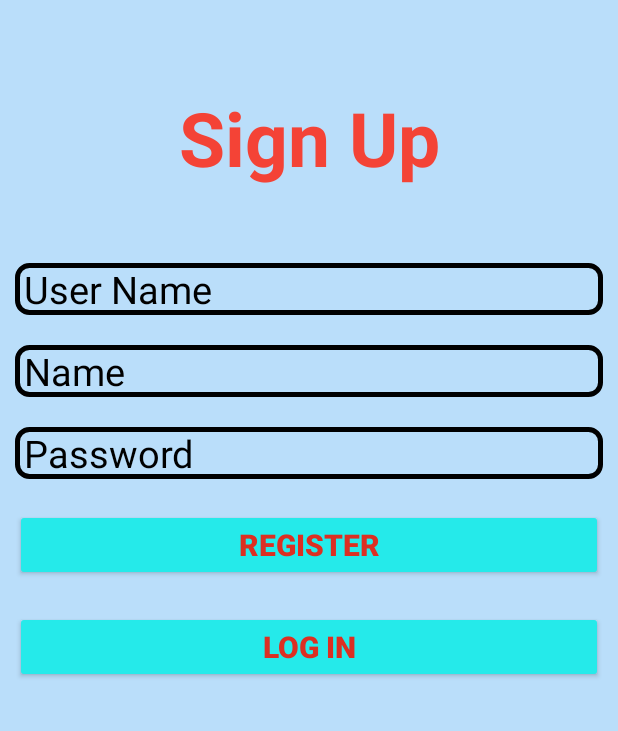
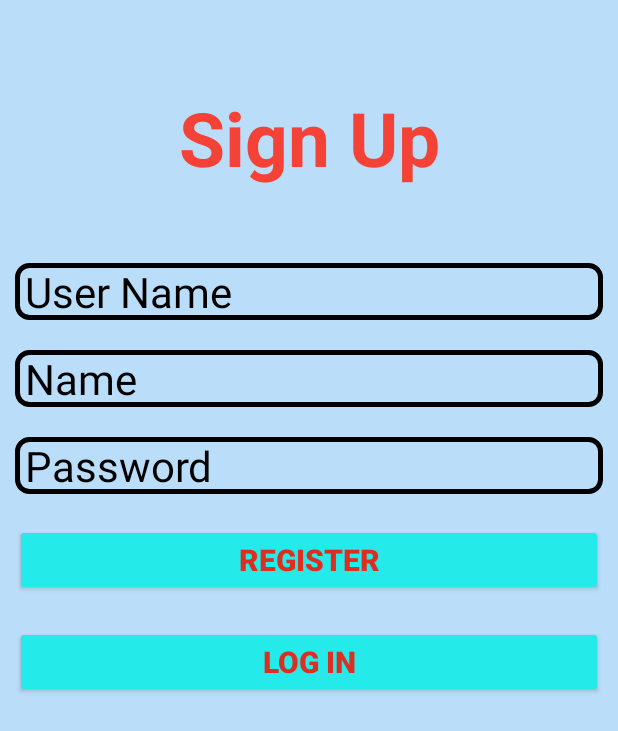
Before and after one commit to Kenobi101/Scheri, an Android app: the screen it shows after launch (SignupActivity), after a tap on "SIGN UP", on a phone screen of 412 x 824 dp. Shown: the top 731 px of the screen. Run offline under Robolectric (Android 15) with nearby library versions, the phone set to English and light mode, and no system bars.

Commit message:
Work on Login & Sign up view back and forth

```diff
--- a/Scheri/app/src/main/java/FinalCode/au/Scheri/LoginActivity.java
+++ b/Scheri/app/src/main/java/FinalCode/au/Scheri/LoginActivity.java
@@ -13,7 +13,7 @@ import FinalCode.au.Scheri.R;
 
 public class LoginActivity extends AppCompatActivity {
 
-    private Button button;
+    Button button;
     @Override
     protected void onCreate(@Nullable Bundle savedInstanceState) {
         super.onCreate(savedInstanceState);
--- a/Scheri/app/src/main/java/FinalCode/au/Scheri/SignupActivity.java
+++ b/Scheri/app/src/main/java/FinalCode/au/Scheri/SignupActivity.java
@@ -13,7 +13,7 @@ import androidx.appcompat.app.AppCompatActivity;
 import FinalCode.au.Scheri.R;
 
 public class SignupActivity extends AppCompatActivity {
-    private Button button;
+    Button button;
 
     @Override
     protected void onCreate(@Nullable Bundle savedInstanceState) {
@@ -30,7 +30,7 @@ public class SignupActivity extends AppCompatActivity {
     }
 
     public  void logInPage(){
-        Intent intent = new Intent(this, SignupActivity.class);
+        Intent intent = new Intent(this, LoginActivity.class);
         startActivity(intent);
     }
 }
--- a/Scheri/app/src/main/res/layout/activity_login.xml
+++ b/Scheri/app/src/main/res/layout/activity_login.xml
@@ -25,7 +25,7 @@
         android:layout_height="wrap_content"
         android:id= "@+id/username"
         android:hint=" Username"
-        android:textSize="25dp"
+        android:textSize="28dp"
         android:textColorHint="@color/black"
         android:background="@drawable/backgroundtext"></EditText>
 
@@ -35,7 +35,7 @@
     android:layout_marginTop="20dp"
     android:id= "@+id/password"
     android:hint=" Password"
-    android:textSize="25dp"
+    android:textSize="28dp"
     android:textColorHint="@color/black"
     android:background="@drawable/backgroundtext"></EditText>
 
--- a/Scheri/app/src/main/res/layout/activity_signup.xml
+++ b/Scheri/app/src/main/res/layout/activity_signup.xml
@@ -25,7 +25,7 @@
         android:layout_height="wrap_content"
         android:id= "@+id/userId"
         android:hint=" User Name"
-        android:textSize="25dp"
+        android:textSize="28dp"
         android:textColorHint="@color/black"
         android:background="@drawable/backgroundtext"></EditText>
 
@@ -35,7 +35,7 @@
         android:layout_marginTop="20dp"
         android:hint=" Name"
         android:id= "@+id/name"
-        android:textSize="25dp"
+        android:textSize="28dp"
         android:textColorHint="@color/black"
         android:background="@drawable/backgroundtext"></EditText>
 
@@ -45,13 +45,12 @@
         android:layout_marginTop="20dp"
         android:hint=" Password"
         android:id= "@+id/password"
-        android:textSize="25dp"
+        android:textSize="28dp"
         android:textColorHint="@color/black"
         android:background="@drawable/backgroundtext"></EditText>
 
 
     <Button
-
         android:layout_width="match_parent"
         android:layout_height="wrap_content"
         android:layout_gravity="center"
```
